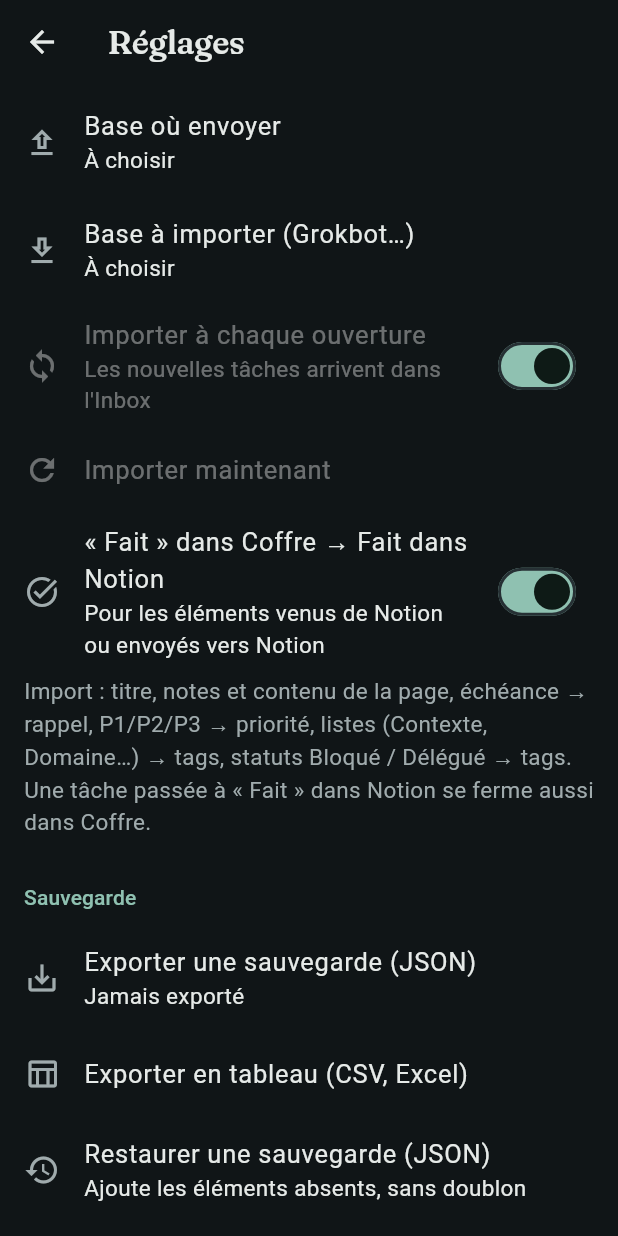
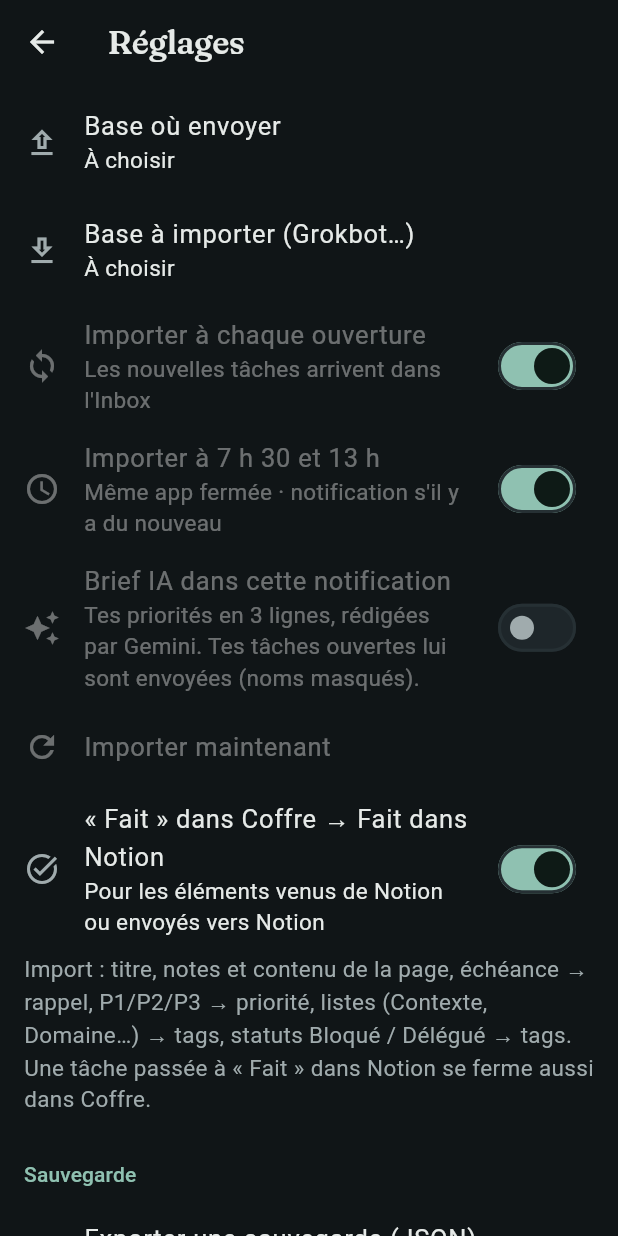
Before and after one commit to Corben020975/SAFA, a Flutter app: the SettingsScreen screen opened directly, scrolled down 1728 dp, on a phone screen of 412 x 824 dp. Run offline on Flutter 3.47's test engine with Material 3 defaults, Android fonts, the phone set to English and light mode, and no system bars; our stand-ins replace drift, drift_flutter, flutter_local_notifications, flutter_secure_storage, local_auth, speech_to_text and 1 more; missing offline and left inert: android_alarm_manager_plus, sqlite3; accounts and stored records are empty; generated files the repository leaves out were written again; network calls fail; statements that could not run were skipped; project files that could hold a hidden picture were left out.

Commit message:
Coffre v1.9 : import Notion à 7 h 30 et 13 h, brief IA en notification
- android_alarm_manager_plus : alarme exacte (veille comprise, relancée
  au redémarrage) qui lance un moteur Flutter sans écran ; import de la
  base « à importer », rappels programmés, prochain créneau reprogrammé
- Notification « Import Notion » (canal dédié) : nouvelles tâches, et en
  option un brief IA de 3 lignes (opt-in, accord IA requis, masquage)
- Réglages Notion : « Importer à 7 h 30 et 13 h », « Brief IA dans cette
  notification »
- Tests : créneaux, brief IA (moteur, masquage)

Co-Authored-By: Claude Opus 5.5 <noreply@anthropic.com>
Claude-Session: https://claude.ai/code/session_01BzYSrhPqrphuxYPKH3HrLC

```diff
--- a/coffre/lib/data/app_settings.dart
+++ b/coffre/lib/data/app_settings.dart
@@ -51,6 +51,12 @@ class AppSettings extends ChangeNotifier {
   /// « Fait » dans Coffre → « Fait » dans Notion.
   bool notionSyncDone = true;
 
+  /// Import programmé à 7 h 30 et 13 h, même app fermée.
+  bool notionScheduled = true;
+
+  /// Brief IA joint à cette notification (texte envoyé à l'IA : opt-in).
+  bool aiDigest = false;
+
   Future<void> load() async {
     final p = await _db.allPrefs();
     themeMode = ThemeMode.values.asNameMap()[p['theme']] ?? ThemeMode.dark;
@@ -92,6 +98,8 @@ class AppSettings extends ChangeNotifier {
     notionImportContext = (importContext ?? '').isEmpty ? null : importContext;
     notionAutoImport = p['notionAutoImport'] != 'false';
     notionSyncDone = p['notionSyncDone'] != 'false';
+    notionScheduled = p['notionScheduled'] != 'false';
+    aiDigest = p['aiDigest'] == 'true';
     _applyDefaults();
   }
 
@@ -170,6 +178,10 @@ class AppSettings extends ChangeNotifier {
 
   Future<void> setNotionAutoImport(bool value) =>
       _set(() => notionAutoImport = value, 'notionAutoImport', '$value');
+  Future<void> setNotionScheduled(bool value) =>
+      _set(() => notionScheduled = value, 'notionScheduled', '$value');
+  Future<void> setAiDigest(bool value) =>
+      _set(() => aiDigest = value, 'aiDigest', '$value');
   Future<void> setNotionSyncDone(bool value) =>
       _set(() => notionSyncDone = value, 'notionSyncDone', '$value');
 
--- a/coffre/lib/services/ai/ai_assistant.dart
+++ b/coffre/lib/services/ai/ai_assistant.dart
@@ -75,6 +75,22 @@ class AiAssistant {
     return _send('$_base\n\n$request', describe(item), action.effort);
   }
 
+  /// Brief très court pour la notification de 7 h 30 / 13 h.
+  Future<String> digest(List<Item> open, DateTime now) => _send(
+    '$_base\n\nEn 3 lignes maximum, sans titre ni formule : ce qui compte '
+        'maintenant (priorités, échéances proches, retards). Une ligne par point.',
+    'Nous sommes le ${formatLong(now)}.\n${_lines(open, now)}',
+    'low',
+  );
+
+  static String _lines(List<Item> open, DateTime now) =>
+      'Mes éléments ouverts (type | priorité | échéance | contexte | titre) :\n'
+      '${open.take(40).map((i) {
+        final title = i.content.split('\n').first;
+        final when = i.remindAt == null ? '-' : formatReminder(i.remindAt!, now: now);
+        return '${i.kind.label} | ${i.priority.label} | $when | ${i.context ?? '-'} | $title';
+      }).join('\n')}';
+
   /// Brief du jour à partir des éléments ouverts (titres, dates, contextes).
   Future<String> dayBrief(List<Item> open, DateTime now) {
     final lines = open
--- a/coffre/lib/ui/screens/connections_settings.dart
+++ b/coffre/lib/ui/screens/connections_settings.dart
@@ -4,10 +4,12 @@ import '../../core/app_services.dart';
 import '../../core/reminder_defaults.dart';
 import '../../data/app_settings.dart';
 import '../../services/notion_import.dart';
+import '../../services/notion_schedule.dart';
 import '../../services/notion_service.dart';
 import '../../services/secret_store.dart';
 import '../../services/system_channel.dart';
 import '../theme.dart';
+import '../widgets/ai_sheet.dart';
 
 /// Heures utilisées par « demain », « lundi », « ce soir » et les raccourcis.
 class DefaultTimesTiles extends StatelessWidget {
@@ -449,6 +451,7 @@ class _NotionSettingsSectionState extends State<NotionSettingsSection> {
     final chosen = await _pickBase('Base à importer (Grokbot…)');
     if (chosen == null) return;
     await _s.settings.setNotionImport(chosen.toMap(), null);
+    await scheduleNotionSync(_s.settings);
     await _import(chosen);
   }
 
@@ -539,6 +542,35 @@ class _NotionSettingsSectionState extends State<NotionSettingsSection> {
                   ? settings.setNotionAutoImport
                   : null,
             ),
+            SwitchListTile(
+              secondary: const Icon(Icons.schedule),
+              title: const Text('Importer à 7 h 30 et 13 h'),
+              subtitle: const Text(
+                'Même app fermée · notification s\'il y a du nouveau',
+              ),
+              value: settings.notionScheduled,
+              onChanged: ready && source != null
+                  ? (on) async {
+                      await settings.setNotionScheduled(on);
+                      await scheduleNotionSync(settings);
+                    }
+                  : null,
+            ),
+            SwitchListTile(
+              secondary: const Icon(Icons.auto_awesome),
+              title: const Text('Brief IA dans cette notification'),
+              subtitle: Text(
+                'Tes priorités en 3 lignes, rédigées par ${settings.aiProvider.label}. '
+                'Tes tâches ouvertes lui sont envoyées (noms masqués).',
+              ),
+              value: settings.aiDigest,
+              onChanged: ready && source != null && settings.notionScheduled
+                  ? (on) async {
+                      if (on && !await ensureAiReady(context)) return;
+                      await settings.setAiDigest(on);
+                    }
+                  : null,
+            ),
             ListTile(
               enabled: ready && source != null && !_importing,
               leading: const Icon(Icons.refresh),
--- a/coffre/pubspec.yaml
+++ b/coffre/pubspec.yaml
@@ -3,7 +3,7 @@ description: "Coffre – capture privée hors-ligne (idées, tâches, notes, rap
 publish_to: 'none'
 
 # versionName+versionCode : incrémenter le +N à chaque APK installé par-dessus.
-version: 1.8.0+12
+version: 1.9.0+13
 
 environment:
   sdk: ^3.13.4
@@ -32,6 +32,7 @@ dependencies:
   intl: ^0.20.2
   http: ^1.6.0
   local_auth: ^3.0.2
+  android_alarm_manager_plus: ^5.1.2
 
 dev_dependencies:
   flutter_test:
```
Also changed, not shown: coffre/lib/main.dart (+8 -0 lines), coffre/lib/services/notification_service.dart (+28 -0 lines), coffre/lib/services/notion_schedule.dart (added, +126 -0 lines), coffre/pubspec.lock, 3 other files.
